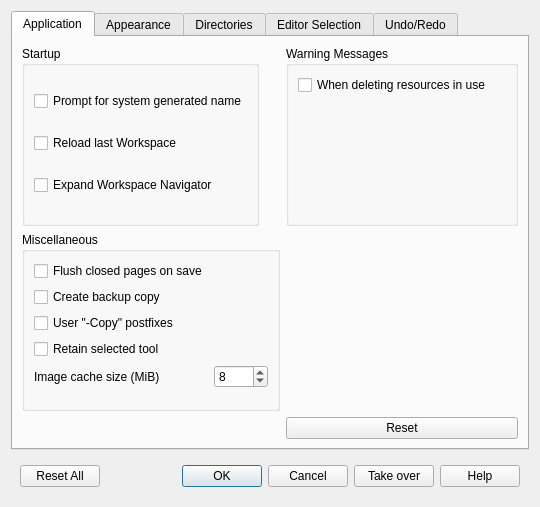
The window that src/tpreferencesdialog.ui (TheLord45/tsurface) describes before a commit, drawn with Qt 5.
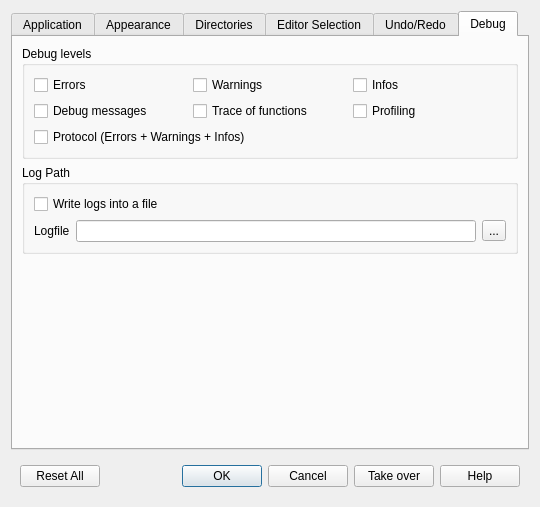
The same window after the commit. The open tabs and pages were chosen to show the change. Icons and pictures are not drawn. Custom widgets are drawn as their Qt base class.

Commit message: Refactors debug settings. Adds a preferences tab to set debugging.

Patch:
```diff
--- a/src/tpreferencesdialog.ui
+++ b/src/tpreferencesdialog.ui
@@ -812,6 +812,121 @@
        </item>
       </layout>
      </widget>
+     <widget class="QWidget" name="tabDebug">
+      <attribute name="title">
+       <string>Debug</string>
+      </attribute>
+      <layout class="QVBoxLayout" name="verticalLayout_7">
+       <item>
+        <widget class="QGroupBox" name="groupBoxDebugLevels">
+         <property name="title">
+          <string>Debug levels</string>
+         </property>
+         <layout class="QGridLayout" name="gridLayout_7">
+          <item row="0" column="2">
+           <widget class="QCheckBox" name="checkBoxInfos">
+            <property name="text">
+             <string>Infos</string>
+            </property>
+           </widget>
+          </item>
+          <item row="1" column="0">
+           <widget class="QCheckBox" name="checkBoxDebug">
+            <property name="text">
+             <string>Debug messages</string>
+            </property>
+           </widget>
+          </item>
+          <item row="0" column="1">
+           <widget class="QCheckBox" name="checkBoxWarnings">
+            <property name="text">
+             <string>Warnings</string>
+            </property>
+           </widget>
+          </item>
+          <item row="1" column="1">
+           <widget class="QCheckBox" name="checkBoxTrace">
+            <property name="text">
+             <string>Trace of functions</string>
+            </property>
+           </widget>
+          </item>
+          <item row="0" column="0">
+           <widget class="QCheckBox" name="checkBoxErrors">
+            <property name="text">
+             <string>Errors</string>
+            </property>
+           </widget>
+          </item>
+          <item row="2" column="0" colspan="2">
+           <widget class="QCheckBox" name="checkBoxProtocol">
+            <property name="text">
+             <string>Protocol (Errors + Warnings + Infos)</string>
+            </property>
+           </widget>
+          </item>
+          <item row="1" column="2">
+           <widget class="QCheckBox" name="checkBoxProfile">
+            <property name="text">
+             <string>Profiling</string>
+            </property>
+           </widget>
+          </item>
+         </layout>
+        </widget>
+       </item>
+       <item>
+        <widget class="QGroupBox" name="groupBoxLogPath">
+         <property name="title">
+          <string>Log Path</string>
+         </property>
+         <layout class="QGridLayout" name="gridLayout_6">
+          <item row="1" column="0">
+           <widget class="QLabel" name="labelLogfile">
+            <property name="text">
+             <string>Logfile</string>
+            </property>
+           </widget>
+          </item>
+          <item row="1" column="1">
+           <widget class="QLineEdit" name="lineEditLogfile"/>
+          </item>
+          <item row="1" column="2">
+           <widget class="QToolButton" name="toolButtonLogfile">
+            <property name="text">
+             <string>...</string>
+            </property>
+            <property name="icon">
+             <iconset>
+              <normaloff>images/debug-file.svg</normaloff>images/debug-file.svg</iconset>
+            </property>
+           </widget>
+          </item>
+          <item row="0" column="0" colspan="3">
+           <widget class="QCheckBox" name="checkBoxWriteLogs">
+            <property name="text">
+             <string>Write logs into a file</string>
+            </property>
+           </widget>
+          </item>
+         </layout>
+        </widget>
+       </item>
+       <item>
+        <spacer name="verticalSpacerDebug">
+         <property name="orientation">
+          <enum>Qt::Orientation::Vertical</enum>
+         </property>
+         <property name="sizeHint" stdset="0">
+          <size>
+           <width>20</width>
+           <height>40</height>
+          </size>
+         </property>
+        </spacer>
+       </item>
+      </layout>
+     </widget>
     </widget>
    </item>
    <item>
```
Left out of the diff: 10 changed lines with no effect on the pictures. The commit also changes 20 other files.
